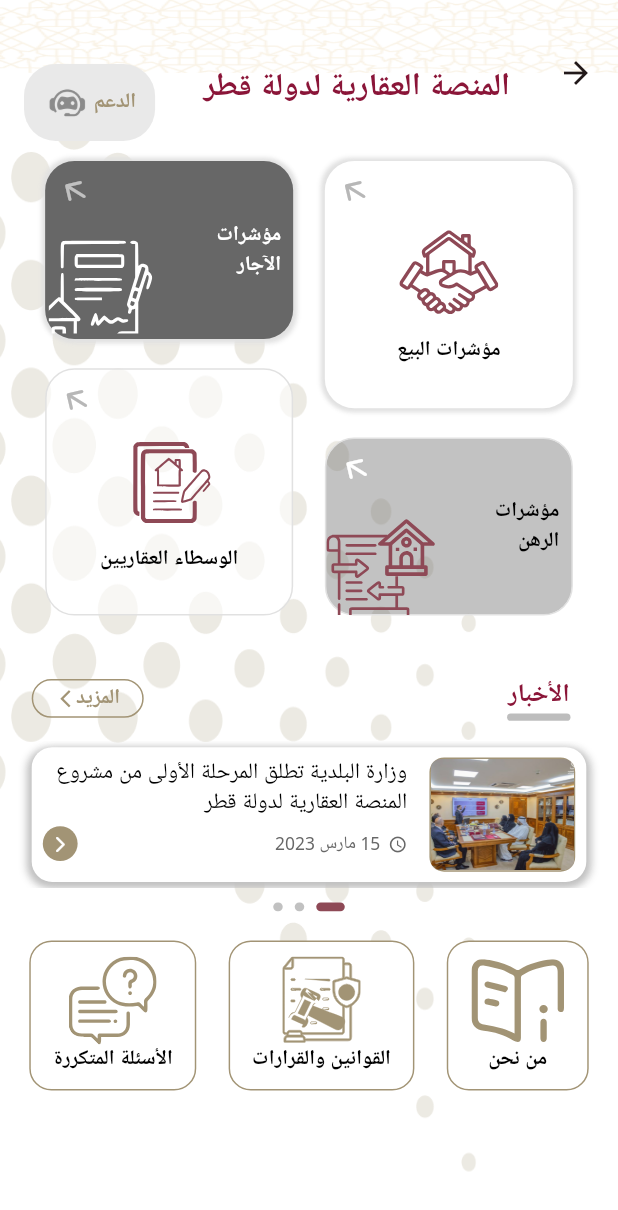
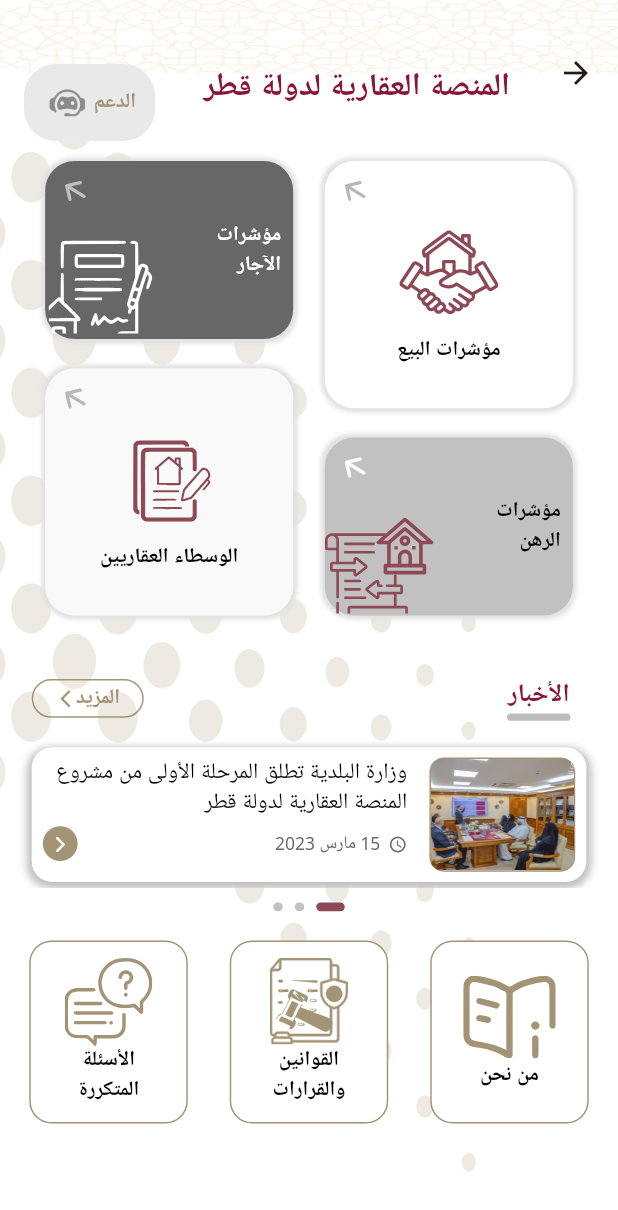
Before and after one commit to BeSaRa/qrep-mobility, a Flutter app: the HomeView screen opened directly, on a phone screen of 412 x 824 dp. Shown: the top 1210 px of the screen. Run offline on Flutter 3.47's test engine with Material 2 defaults, Android fonts, the phone set to English and light mode, and no system bars; drawn by our look-alikes of readmore, smooth_page_indicator; our stand-ins replace animated_theme_switcher, bloc, connectivity_plus, dio, dropdown_button2, easy_localization and 12 more; missing offline and left inert: flutter_floating_bottom_bar; accounts and stored records are empty; generated files the repository leaves out were written again; project files that could hold a hidden picture were left out.

Commit message:
fix home

```diff
--- a/lib/presentations/features/home/home_view.dart
+++ b/lib/presentations/features/home/home_view.dart
@@ -77,10 +77,10 @@ class _HomeViewState extends State<HomeView> {
                             _HomeContainer(
                               isBig: false,
                               title: AppStrings().mortgageIndicators,
-                              color: ColorManager.cloudyGrey.withOpacity(0.4),
+                              color: ColorManager.silver,
                               image: IconAssets.mortagageHome,
                               iconColor: ColorManager.white,
-                              isShadow: false,
+                              isShadow: true,
                             ),
                           ],
                         ),
@@ -101,9 +101,9 @@ class _HomeViewState extends State<HomeView> {
                             _HomeContainer(
                               isBig: true,
                               title: AppStrings().realEstateBrokers,
-                              color: Colors.white.withOpacity(0.6),
+                              color: Colors.white.withOpacity(0.8),
                               image: IconAssets.inMiddleHome,
-                              isShadow: false,
+                              isShadow: true,
                             ),
                           ],
                         ),
@@ -331,13 +331,17 @@ class StaticPagesContainer extends StatelessWidget {
   @override
   Widget build(BuildContext context) {
     return Container(
+      height: AppSizeH.s125,
+      width: AppSizeW.s100,
       padding: EdgeInsets.symmetric(
           horizontal: AppSizeH.s15, vertical: AppSizeH.s10),
       decoration: BoxDecoration(
           color: ColorManager.white,
           borderRadius: BorderRadius.circular(AppSizeW.s14),
           border: Border.all(color: ColorManager.golden, width: AppSizeH.s1)),
+      child: Center(
         child: Column(
+          mainAxisAlignment: MainAxisAlignment.center,
           children: [
             SvgPicture.asset(
               icon,
@@ -347,8 +351,13 @@ class StaticPagesContainer extends StatelessWidget {
             Text(
               title,
               style: Theme.of(context).textTheme.bodyMedium,
+              overflow: TextOverflow.ellipsis,
+              maxLines: 2,
+              softWrap: true,
+              textAlign: TextAlign.center,
             ),
           ],
+        ),
       ),
     );
   }
@@ -387,8 +396,7 @@ class _HomeContainer extends StatelessWidget {
           color: color,
           borderRadius: BorderRadius.circular(AppSizeR.s20),
           border: isShadow ? null : Border.all(color: ColorManager.grey),
-          boxShadow: isShadow
-              ? [
+          boxShadow: [
             BoxShadow(
                 color: ColorManager.grey,
                 offset: const Offset(1, 1),
@@ -399,8 +407,7 @@ class _HomeContainer extends StatelessWidget {
                 offset: const Offset(-1, -1),
                 blurRadius: AppSizeW.s2,
                 spreadRadius: AppSizeW.s1),
-                ]
-              : []),
+          ]),
       child: Row(
         children: [
           if (!isBig)
@@ -415,7 +422,7 @@ class _HomeContainer extends StatelessWidget {
                   style: Theme.of(context)
                       .textTheme
                       .bodyMedium
-                      ?.copyWith(color: textColor),
+                      ?.copyWith(color: textColor, fontWeight: FontWeight.w800),
                 ),
               ),
             ),
@@ -467,7 +474,10 @@ class _HomeContainer extends StatelessWidget {
                         overflow: TextOverflow.ellipsis,
                         maxLines: 2,
                         softWrap: true,
-                        style: Theme.of(context).textTheme.bodyMedium,
+                        style: Theme.of(context)
+                            .textTheme
+                            .bodyMedium
+                            ?.copyWith(fontWeight: FontWeight.w700),
                       ),
                     ),
                   ),
```
Lines whose indentation alone changed are shown as unchanged.
